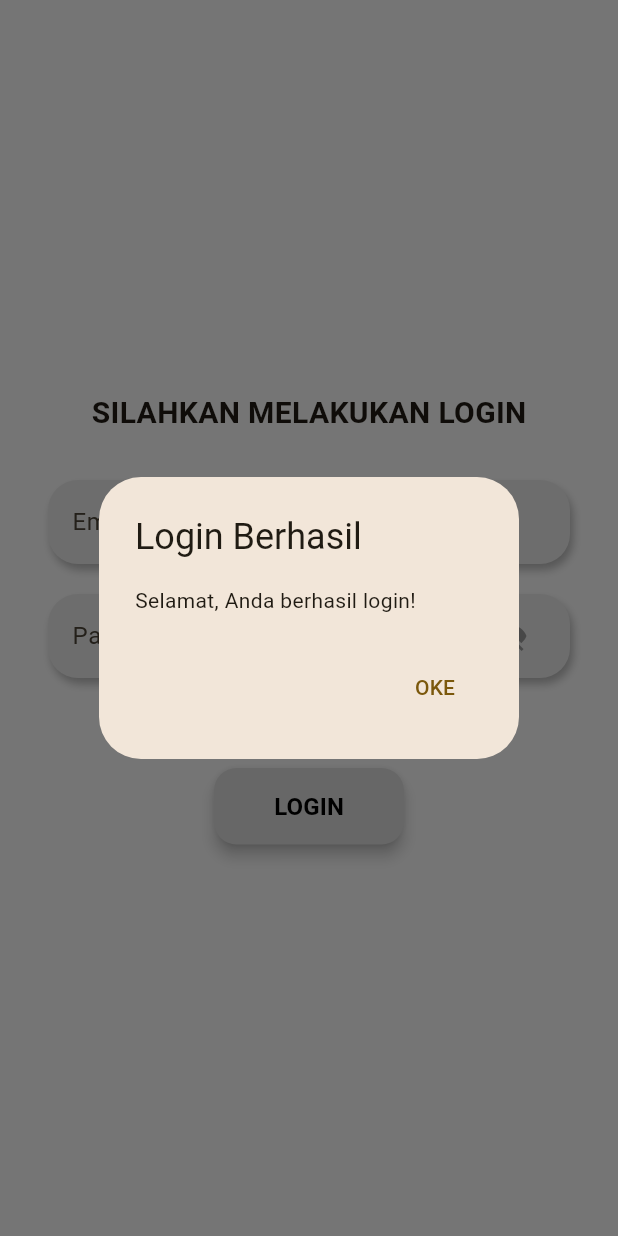
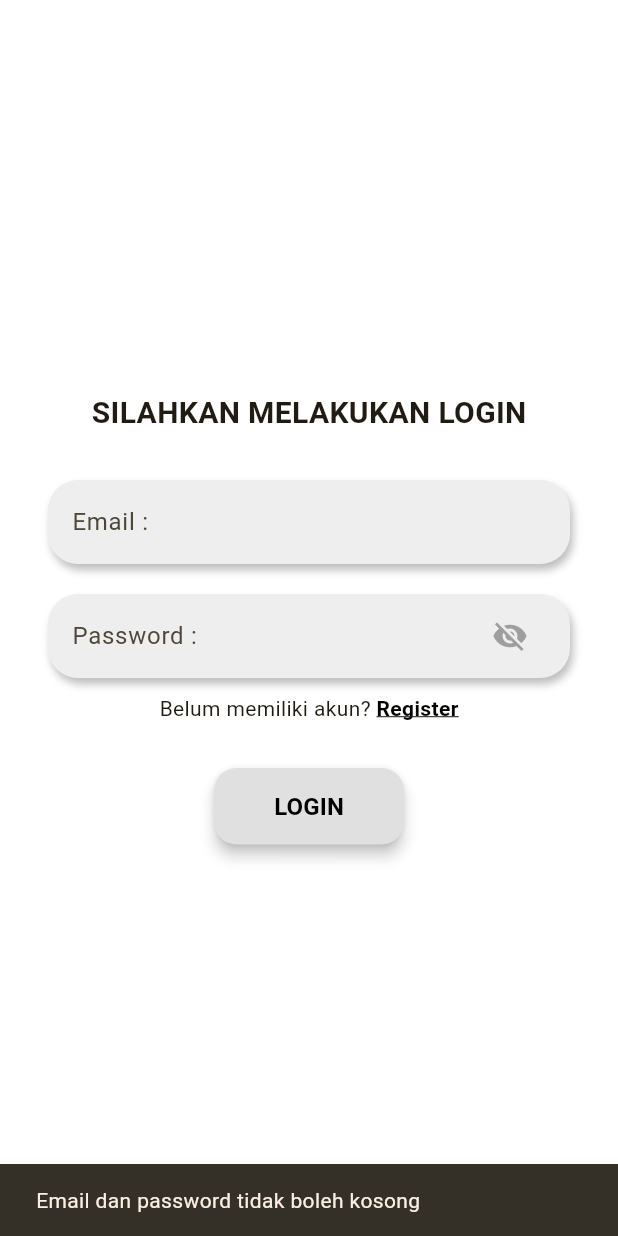
Before and after one commit to Asmaranr/catatan_dartsquad, a Flutter app: the screen it shows after launch, after a tap on "LOGIN", on a phone screen of 412 x 824 dp. Run offline on Flutter 3.47's test engine with Material 3 defaults, Android fonts, the phone set to English and light mode, and no system bars; our stand-ins replace get, get_storage, image_picker.

Commit message:
tambahan untuk login lagi

```diff
--- a/lib/Login.dart
+++ b/lib/Login.dart
@@ -13,7 +13,6 @@ class Login extends StatefulWidget {
 class _LoginState extends State<Login> {
   final TextEditingController emailController = TextEditingController();
   final TextEditingController passwordController = TextEditingController();
-
   final box = GetStorage();
   bool _obscurePassword = true;
 
@@ -34,8 +33,40 @@ class _LoginState extends State<Login> {
     String inputEmail = emailController.text.trim();
     String inputPassword = passwordController.text;
 
-    String savedEmail = box.read('email') ?? '';
-    String savedPassword = box.read('password') ?? '';
+    if (inputEmail.isEmpty || inputPassword.isEmpty) {
+      ScaffoldMessenger.of(context).showSnackBar(
+        const SnackBar(content: Text('Email dan password tidak boleh kosong')),
+      );
+      return;
+    }
+
+    String? savedEmail = box.read('email');
+    String? savedPassword = box.read('password');
+
+    // Tambahan: cek apakah belum ada akun
+    if (savedEmail == null || savedPassword == null) {
+      showDialog(
+        context: context,
+        builder: (_) => AlertDialog(
+          title: const Text('Login Gagal'),
+          content: const Text('Belum ada akun terdaftar.\nSilakan registrasi.'),
+          actions: [
+            TextButton(
+              onPressed: () => Navigator.of(context).pop(),
+              child: const Text('BATAL'),
+            ),
+            TextButton(
+              onPressed: () {
+                Navigator.of(context).pop();
+                _navigateToRegister();
+              },
+              child: const Text('REGISTER'),
+            ),
+          ],
+        ),
+      );
+      return;
+    }
 
     if (inputEmail == savedEmail && inputPassword == savedPassword) {
       showDialog(
@@ -47,7 +78,7 @@ class _LoginState extends State<Login> {
             TextButton(
               onPressed: () {
                 Navigator.of(context).pop();
-                box.write('sudah_login', true);
+                box.write('sudah_login', true); // simpan status login
                 Navigator.pushReplacement(
                   context,
                   MaterialPageRoute(builder: (context) => const Dashboard()),
@@ -97,10 +128,7 @@ class _LoginState extends State<Login> {
               children: [
                 const Text(
                   'SILAHKAN MELAKUKAN LOGIN',
-                  style: TextStyle(
-                    fontSize: 20,
-                    fontWeight: FontWeight.bold,
-                  ),
+                  style: TextStyle(fontSize: 20, fontWeight: FontWeight.bold),
                 ),
                 const SizedBox(height: 30),
                 _buildInputField(
@@ -134,8 +162,7 @@ class _LoginState extends State<Login> {
                 const SizedBox(height: 30),
                 ElevatedButton(
                   style: ElevatedButton.styleFrom(
-                    padding: const EdgeInsets.symmetric(
-                        horizontal: 40, vertical: 14),
+                    padding: const EdgeInsets.symmetric(horizontal: 40, vertical: 14),
                     backgroundColor: Colors.grey.shade300,
                     elevation: 4,
                     shape: RoundedRectangleBorder(
```
